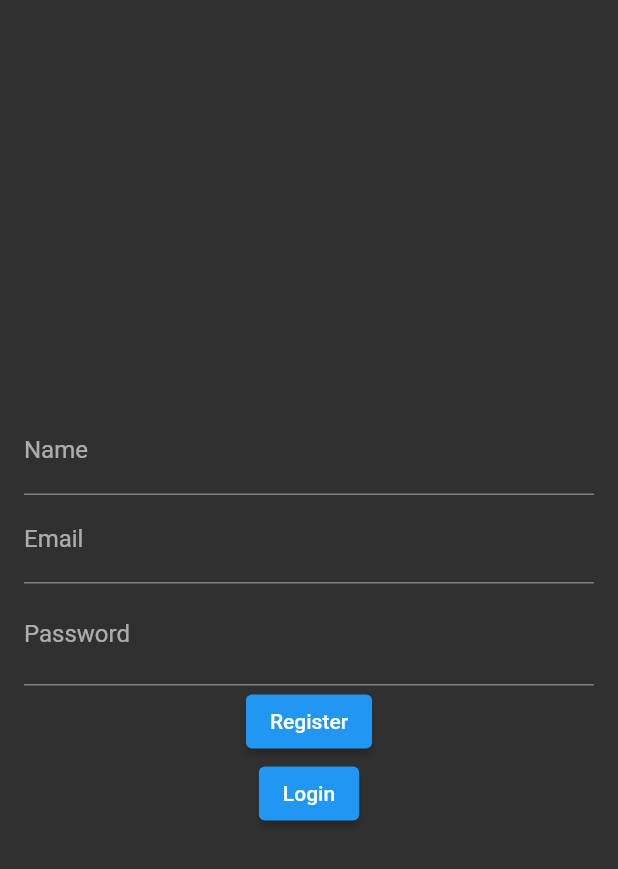
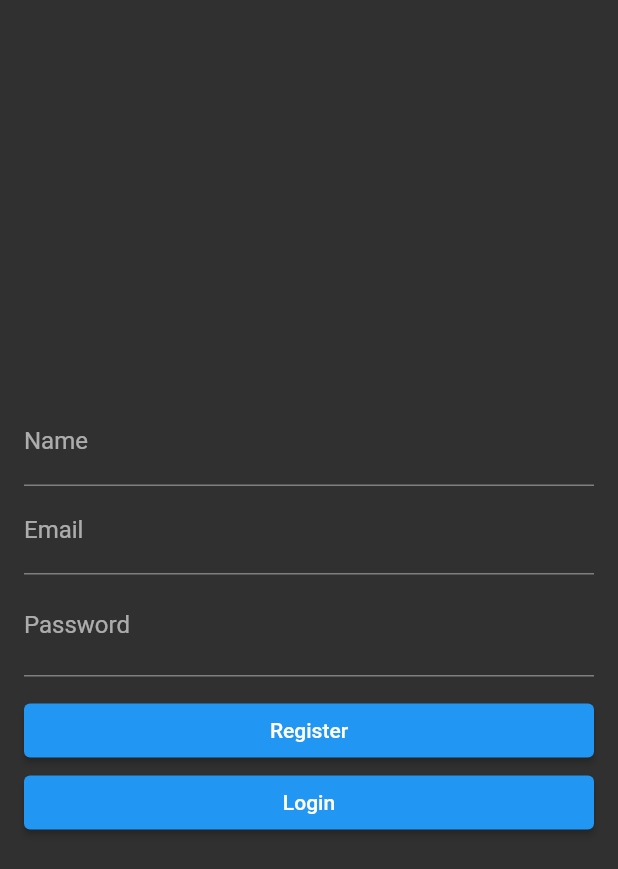
Before and after one commit to fikrihkll/flutter_myduit, a Flutter app: the RegisterPage screen opened by its route, on a phone screen of 412 x 824 dp. Shown: the top 869 px of the screen. Run offline on Flutter 3.47's test engine with Material 2 defaults, Android fonts, the phone set to English and light mode, and no system bars; our stand-ins replace cloud_firestore, firebase_auth, firebase_core, google_sign_in; accounts and stored records are empty; network calls fail.

```diff
--- a/lib/features/data/repositories/authentication_repository.dart
+++ b/lib/features/data/repositories/authentication_repository.dart
@@ -15,13 +15,6 @@ class AuthenticationRepository {
     }
   }
 
-  Future<dynamic> getUserName(String? email) async {
-    await firestore.collection("users")
-        .where("email", isEqualTo: email)
-        .get()
-    ;
-  }
-
   Future<bool> storeNewUserData(UserModel model) async {
     bool result = false;
     try {
--- a/lib/features/presentation/pages/register/register_page.dart
+++ b/lib/features/presentation/pages/register/register_page.dart
@@ -1,4 +1,5 @@
 import 'package:cloud_firestore/cloud_firestore.dart';
+import 'package:firebase_auth/firebase_auth.dart';
 import 'package:flutter/material.dart';
 import 'package:myduit/core/firebase_util.dart';
 import 'package:myduit/features/data/models/user_model.dart';
@@ -72,9 +73,7 @@ class _RegisterPageState extends State<RegisterPage> {
   }
 
   Widget _createRegisterButton() {
-    return Column(
-      children: [
-        ElevatedButton(
+    return ElevatedButton(
         onPressed: () {
           _registerUser(Navigator.of(context), _nameController.text,
               _emailController.text, _passController.text);
@@ -82,24 +81,18 @@ class _RegisterPageState extends State<RegisterPage> {
         child: const Text(
           "Register",
           style: TextStyle(color: Colors.white),
-            )),
-      ],
-    );
+        ));
   }
 
   Widget _createLoginButton() {
-    return Column(
-      children: [
-        ElevatedButton(
+    return ElevatedButton(
         onPressed: () {
           Navigator.of(context).pushNamed(route.loginPage);
         },
         child: const Text(
           "Login",
           style: TextStyle(color: Colors.white),
-            )),
-      ],
-    );
+        ));
   }
 
   @override
@@ -115,8 +108,17 @@ class _RegisterPageState extends State<RegisterPage> {
               _createNameInput(),
               _createEmailInput(),
               _createPasswordInput(),
-              _createRegisterButton(),
-              _createLoginButton(),
+              SizedBox(height: 12,),
+              Row(
+                children: [
+                  Expanded(child: _createRegisterButton()),
+                ],
+              ),
+              Row(
+                children: [
+                  Expanded(child: _createLoginButton()),
+                ],
+              ),
             ],
           ),
         )),
@@ -128,6 +130,7 @@ class _RegisterPageState extends State<RegisterPage> {
     var result = await FirebaseUtil.signUpEmailPassword(email, password, context);
     if (result != null) {
       var user = result.user!;
+      await FirebaseAuth.instance.currentUser!.updateDisplayName(name);
       await authenticationRepository.storeNewUserData(
           UserModel(id: user.uid, name: name, email: user.email!, timestamp: "")
       );
```
Lines whose indentation alone changed are shown as unchanged.
